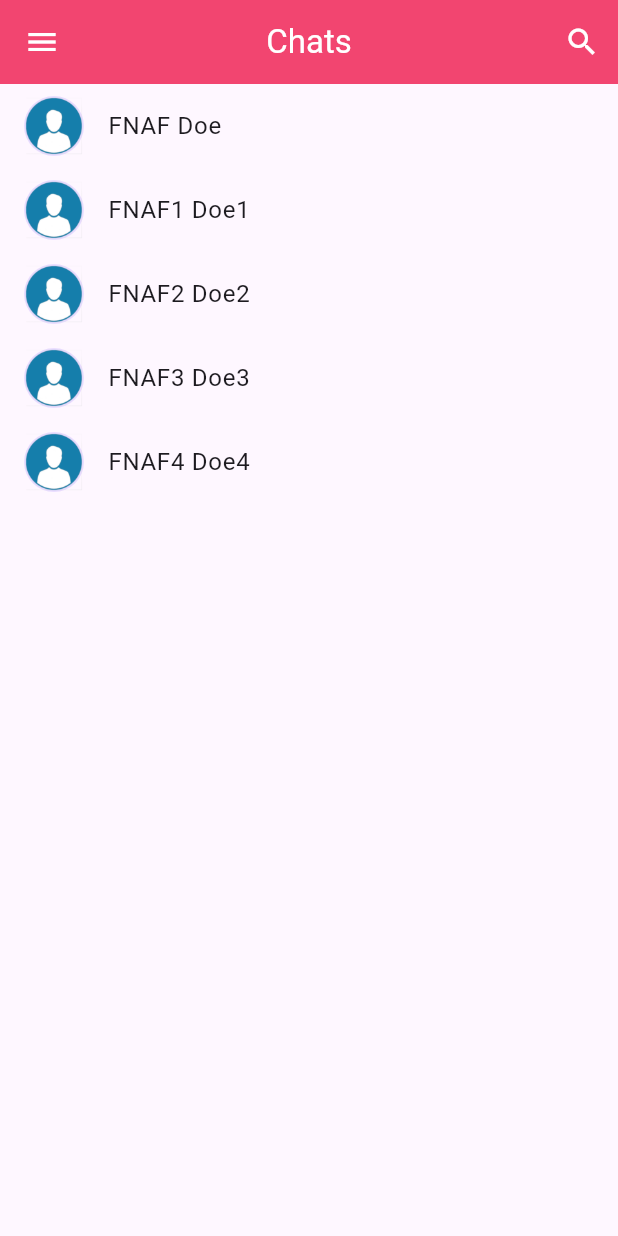
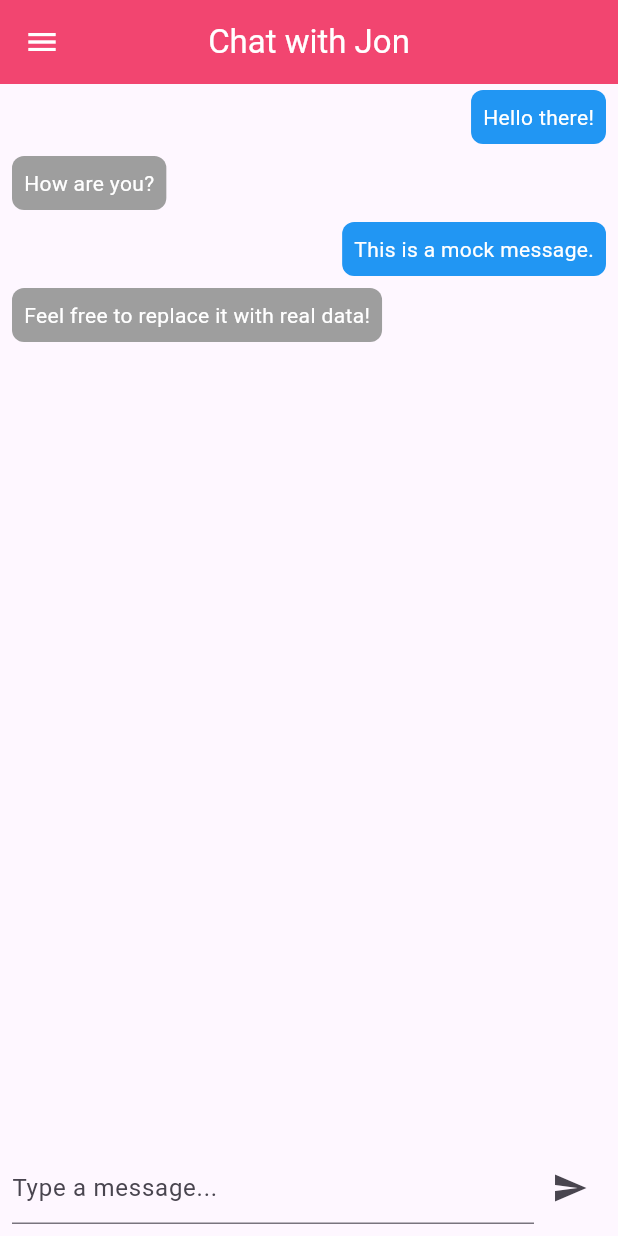
Before and after one commit to eleborrr/BeaverTinder, a Flutter app: the ChatsPage screen opened by its route, after a tap on an icon or button, on a phone screen of 412 x 824 dp. Run offline on Flutter 3.47's test engine with Material 3 defaults, Android fonts, the phone set to English and light mode, and no system bars.

Commit message:
[add] chat for two page

```diff
--- /dev/null
+++ b/mobile/lib/Pages/chat_for_two.dart
@@ -0,0 +1,96 @@
+import 'package:flutter/material.dart';
+import 'package:mobile/Components/shared/beaver_scaffold.dart';
+
+class ChatPage extends StatefulWidget {
+  final String chatId;
+
+  const ChatPage({Key? key, required this.chatId}) : super(key: key);
+
+  @override
+  _ChatPageState createState() => _ChatPageState();
+}
+
+class _ChatPageState extends State<ChatPage> {
+  TextEditingController _messageController = TextEditingController();
+  List<Map<String, String>> _messages = [
+    {'text': 'Hello there!', 'sender': 'me'},
+    {'text': 'How are you?', 'sender': 'other'},
+    {'text': 'This is a mock message.', 'sender': 'me'},
+    {'text': 'Feel free to replace it with real data!', 'sender': 'other'},
+  ];
+
+  @override
+  Widget build(BuildContext context) {
+    return BeaverScaffold(
+      title: 'Chat with ${widget.chatId}',
+      body: Column(
+        children: [
+          Expanded(
+            child: ListView.builder(
+              itemCount: _messages.length,
+              itemBuilder: (context, index) {
+                final message = _messages[index];
+                return Align(
+                  alignment: message['sender'] == 'me'
+                      ? Alignment.centerRight
+                      : Alignment.centerLeft,
+                  child: Padding(
+                    padding: EdgeInsets.symmetric(horizontal: 8, vertical: 4),
+                    child: Container(
+                      decoration: BoxDecoration(
+                        color: message['sender'] == 'me'
+                            ? Colors.blue
+                            : Colors.grey,
+                        borderRadius: BorderRadius.circular(8),
+                      ),
+                      padding: EdgeInsets.all(8),
+                      child: Text(
+                        message['text']!,
+                        style: TextStyle(color: Colors.white),
+                      ),
+                    ),
+                  ),
+                );
+              },
+            ),
+          ),
+          Padding(
+            padding: EdgeInsets.all(8.0),
+            child: Row(
+              children: [
+                Expanded(
+                  child: TextField(
+                    controller: _messageController,
+                    decoration: InputDecoration(
+                      hintText: 'Type a message...',
+                    ),
+                  ),
+                ),
+                IconButton(
+                  icon: Icon(Icons.send),
+                  onPressed: () {
+                    if (_messageController.text.isNotEmpty) {
+                      setState(() {
+                        _messages.add({
+                          'text': _messageController.text,
+                          'sender': 'me',
+                        });
+                        _messageController.clear();
+                      });
+                    }
+                  },
+                ),
+              ],
+            ),
+          ),
+        ],
+      ),
+    );
+  }
+
+  @override
+  void dispose() {
+    _messageController.dispose();
+    super.dispose();
+  }
+}
--- a/mobile/lib/Pages/chats_page.dart
+++ b/mobile/lib/Pages/chats_page.dart
@@ -125,7 +125,7 @@ class _ChatsPageState extends State<ChatsPage> {
               itemBuilder: (context, index) {
                 final chat = _chatsView[index];
                 return ListTile(
-                  onTap: () => Navigator.pushNamed(context, chat['userName']), // Навигация при выборе чата
+                  onTap: () => Navigator.pushNamed(context, '/chat', arguments: {'id': chat['userName']}), // Навигация при выборе чата
                   leading: CircleAvatar(
                     child: Image.asset(chat['image']), // Изображение профиля
                   ),
--- a/mobile/lib/main.dart
+++ b/mobile/lib/main.dart
@@ -5,6 +5,7 @@ import 'package:mobile/Pages/chats_page.dart';
 import 'package:mobile/Pages/home_page.dart';
 import 'package:mobile/Pages/subscription_page.dart';
 import 'Components/shared/beaver_drawer.dart';
+import 'Pages/chat_for_two.dart';
 import 'Pages/like_page.dart';
 import 'Pages/login_page.dart';
 import 'Pages/profile_page.dart';
@@ -30,8 +31,14 @@ class MyApp extends StatelessWidget {
           '/like': (context) => const LikePage(),
           '/home': (context) => const HomePage(),
           '/chats': (context) => const ChatsPage(),
+          '/chat': (context) {
+            final args = ModalRoute.of(context)!.settings.arguments as Map<String, dynamic>;
+            final chatId = args['id'];
+            return ChatPage(chatId: chatId);
+          },
           '/shops': (context) => SubscriptionPage(),
-          '/profile': (context) => ProfilePage()
+          '/profile': (context) => const ProfilePage(),
+
         },
         home: BeaverSplashScreen(), // Используйте MainPage как вашу домашнюю страницу
       ),
```
